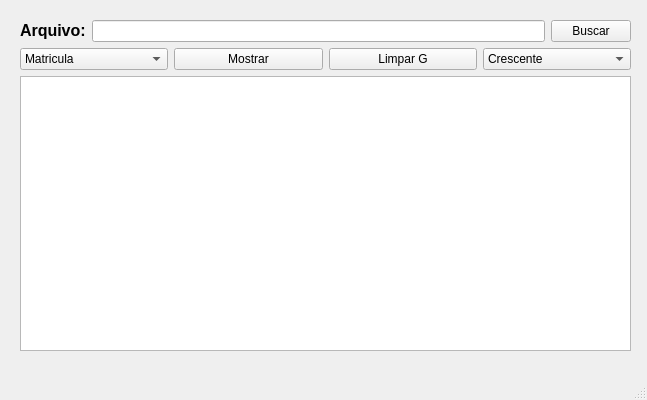
Before: the Qt Designer form mainwindow.ui in cpedrohenrique1/RelatorioCurso, drawn with Qt 5.
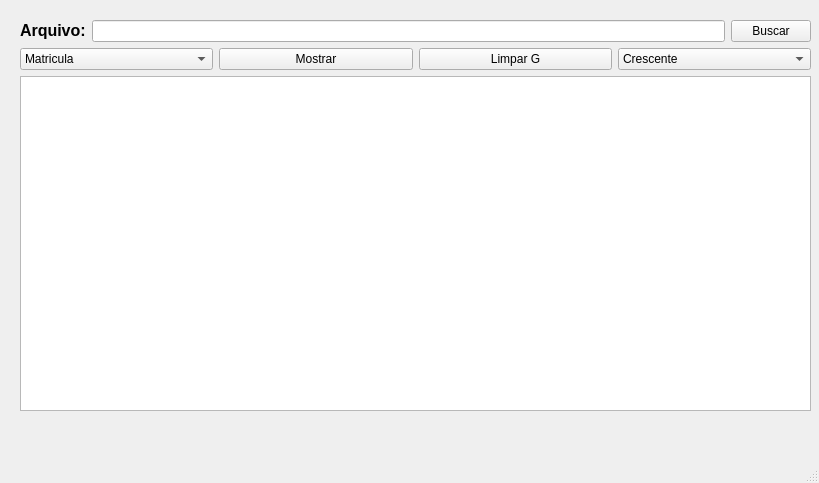
After: the same form once the commit is applied.

Diff of the .ui file:
```diff
--- a/mainwindow.ui
+++ b/mainwindow.ui
@@ -6,8 +6,8 @@
    <rect>
     <x>0</x>
     <y>0</y>
-    <width>647</width>
-    <height>400</height>
+    <width>819</width>
+    <height>483</height>
    </rect>
   </property>
   <property name="windowTitle">
@@ -19,8 +19,8 @@
      <rect>
       <x>20</x>
       <y>20</y>
-      <width>611</width>
-      <height>331</height>
+      <width>791</width>
+      <height>391</height>
      </rect>
     </property>
     <layout class="QGridLayout" name="gridLayout">
```
Left out of the diff: 4 changed lines with no effect on the pictures.
